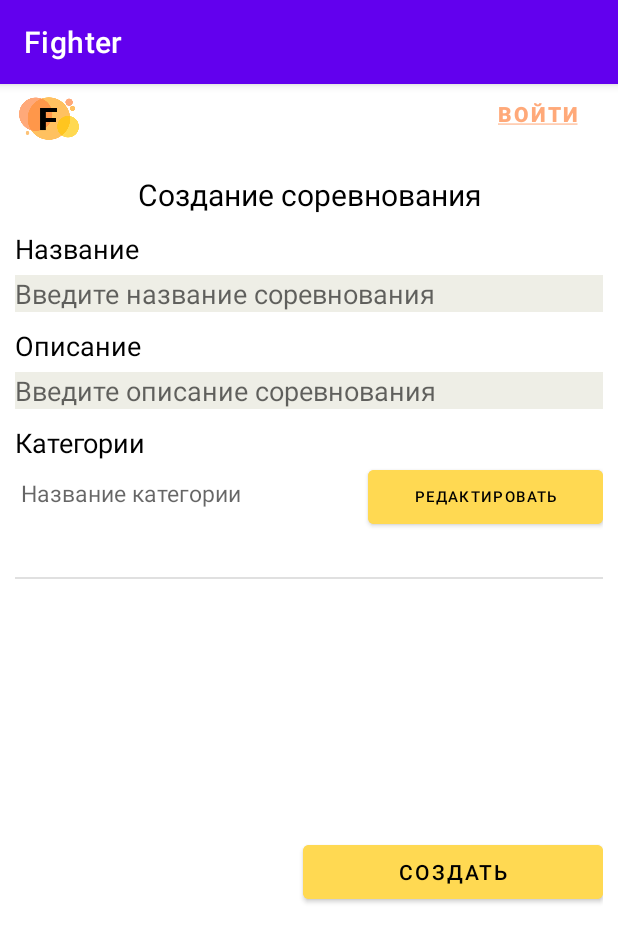
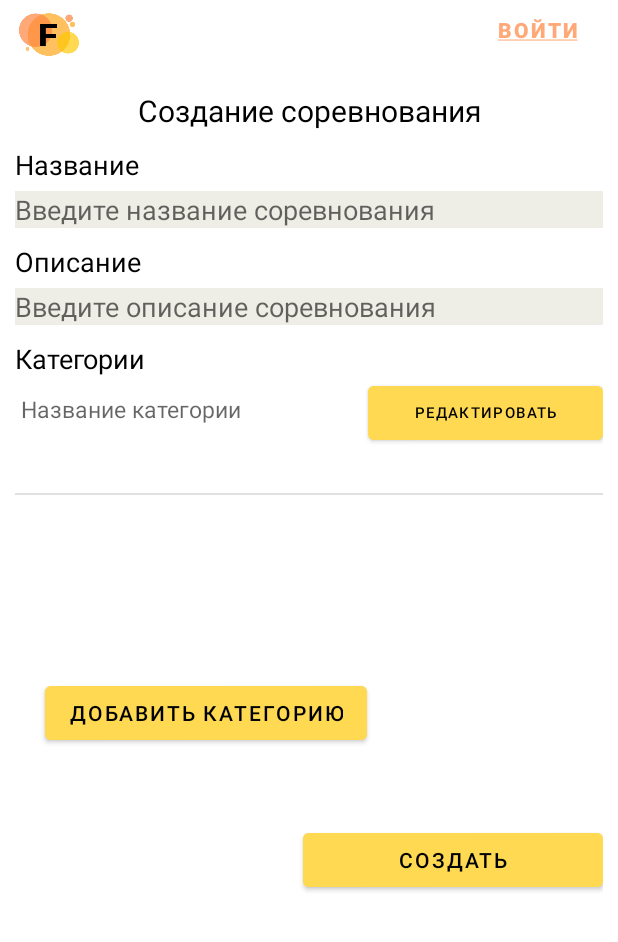
Before and after one commit to mishafominih/Fighter, an Android app: the CreateTournament screen opened directly, with no data from a screen before it, on a phone screen of 412 x 824 dp. Shown: the top 942 px of the screen. Run offline under Robolectric (Android 15) with nearby library versions, the phone set to English and light mode, and no system bars.

Commit message:
Прописал запрос на создание соревнования и убрал синий экран сверху

```diff
--- a/mobile/app/src/main/res/layout/activity_create_tournament.xml
+++ b/mobile/app/src/main/res/layout/activity_create_tournament.xml
@@ -1,7 +1,10 @@
 <?xml version="1.0" encoding="utf-8"?>
-<LinearLayout
+<ScrollView
     xmlns:tools="http://schemas.android.com/tools"
     xmlns:android="http://schemas.android.com/apk/res/android"
+    android:layout_height="match_parent"
+    android:layout_width="match_parent">
+<LinearLayout
     android:layout_width="match_parent"
     android:layout_height="match_parent"
     android:orientation="vertical"
@@ -37,6 +40,7 @@
             />
 
         <EditText
+            android:id="@+id/name"
             android:layout_width="match_parent"
             android:layout_height="wrap_content"
             android:background="#EDEDEDE5"
@@ -53,6 +57,7 @@
             />
 
         <EditText
+            android:id="@+id/description"
             android:layout_width="match_parent"
             android:layout_height="wrap_content"
             android:background="#EDEDEDE5"
@@ -74,9 +79,20 @@
             android:layout_height="200dp"/>
 
         <Button
+            android:id="@+id/add_new_distribution"
+            android:layout_width="wrap_content"
+            android:layout_height="wrap_content"
+            android:layout_marginLeft="20dp"
+            android:text="Добавить категорию"
+            android:backgroundTint="#FFD952"
+            android:textColor="@color/black"/>
+
+        <Button
+            android:id="@+id/button_create_tournament"
             android:layout_width="200dp"
             android:layout_height="wrap_content"
             android:layout_marginTop="50dp"
+            android:layout_marginBottom="30dp"
             android:backgroundTint="#FFD952"
             android:text="Создать"
             android:textColor="@color/black"
@@ -86,3 +102,4 @@
     </LinearLayout>
 
 </LinearLayout>
+</ScrollView>
--- a/mobile/app/src/main/res/values/themes.xml
+++ b/mobile/app/src/main/res/values/themes.xml
@@ -12,5 +12,9 @@
         <!-- Status bar color. -->
         <item name="android:statusBarColor" tools:targetApi="l">?attr/colorPrimaryVariant</item>
         <!-- Customize your theme here. -->
+        <item name="windowActionBar">false</item>
+        <item name="windowNoTitle">true</item>
+        <item name="android:windowFullscreen">true</item>
+
     </style>
 </resources>
```
Also changed, not shown: mobile/app/src/main/java/com/example/fighter/CreateTournament.java (+46 -3 lines).
